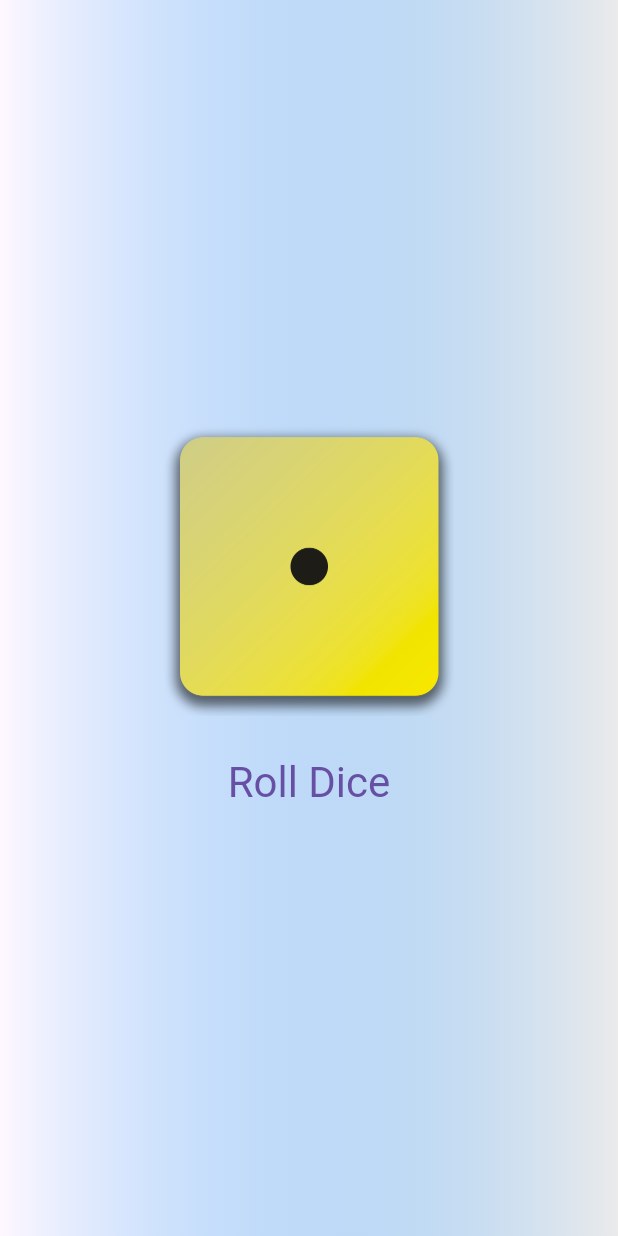
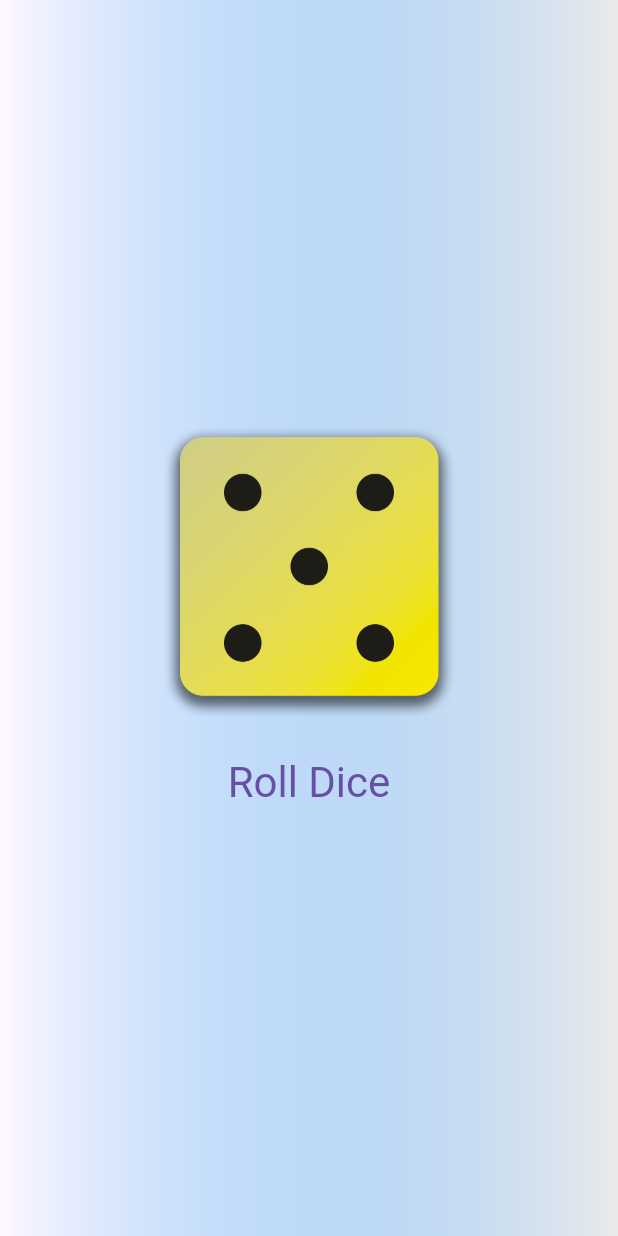
Before and after one commit to riya-gandhi/dice-app-flutter, a Flutter app: the screen it shows after launch, after a tap on "Roll Dice", on a phone screen of 412 x 824 dp. Run offline on Flutter 3.47's test engine with Material 3 defaults, Android fonts, the phone set to English and light mode, and no system bars.

Commit message:
Add: dice roller

```diff
--- /dev/null
+++ b/lib/dice_roller.dart
@@ -0,0 +1,41 @@
+import 'package:flutter/material.dart';
+import 'dart:math';
+
+class DiceRoller extends StatefulWidget {
+  const DiceRoller({super.key});
+
+  @override
+  State<StatefulWidget> createState() {
+    return _DiceRoller();
+  }
+}
+
+class _DiceRoller extends State<DiceRoller> {
+  var activeDiceImage = 'assets/images/dice-2.png';
+
+  void rollDice() {
+    var diceRoll = Random().nextInt(6) + 1;
+    setState(() {
+      activeDiceImage = 'assets/images/dice-$diceRoll.png';
+    });
+  }
+
+  @override
+  Widget build(BuildContext context) {
+    return Column(
+      mainAxisSize: MainAxisSize.min,
+      children: [
+        Image.asset(
+          activeDiceImage,
+          width: 200,
+        ),
+        const SizedBox(height: 20),
+        TextButton(
+          onPressed: rollDice,
+          style: TextButton.styleFrom(textStyle: const TextStyle(fontSize: 28)),
+          child: const Text("Roll Dice"),
+        )
+      ],
+    );
+  }
+}
--- a/lib/gradient_container.dart
+++ b/lib/gradient_container.dart
@@ -1,14 +1,10 @@
 import 'package:flutter/material.dart';
-// import 'package:dice_app/styled_text.dart';
+import 'package:dice_app/dice_roller.dart';
 
 class GradientContainer extends StatelessWidget {
-  const GradientContainer({super.key, required this.list});
+  GradientContainer({super.key, required this.list});
 
   final List<Color> list;
-
-  void rollDice() {
-    //..
-  }
 
   @override
   Widget build(BuildContext context) {
@@ -16,23 +12,9 @@ class GradientContainer extends StatelessWidget {
       decoration: BoxDecoration(
         gradient: LinearGradient(colors: list),
       ),
-      child: Center(
-          child: Column(
-        mainAxisSize: MainAxisSize.min,
-        children: [
-          Image.asset(
-            'assets/images/dice-1.png',
-            width: 200,
-          ),
-          const SizedBox(height: 20),
-          TextButton(
-            onPressed: rollDice,
-            style:
-                TextButton.styleFrom(textStyle: const TextStyle(fontSize: 28)),
-            child: const Text("Roll Dice"),
-          )
-        ],
-      )),
+      child: const Center(
+          child: DiceRoller()
+      ),
     );
   }
 }
--- a/lib/main.dart
+++ b/lib/main.dart
@@ -3,9 +3,9 @@ import 'package:dice_app/gradient_container.dart';
 
 void main() {
   runApp(
-    const MaterialApp(
+    MaterialApp(
       home: Scaffold(
-        body: GradientContainer(list: [Color.fromARGB(0, 10, 140, 247), Color.fromARGB(249, 234, 234, 234)],)
+        body: GradientContainer(list: const [Color.fromARGB(0, 10, 140, 247), Color.fromARGB(249, 234, 234, 234)],)
       ),
     ),
   );
```
